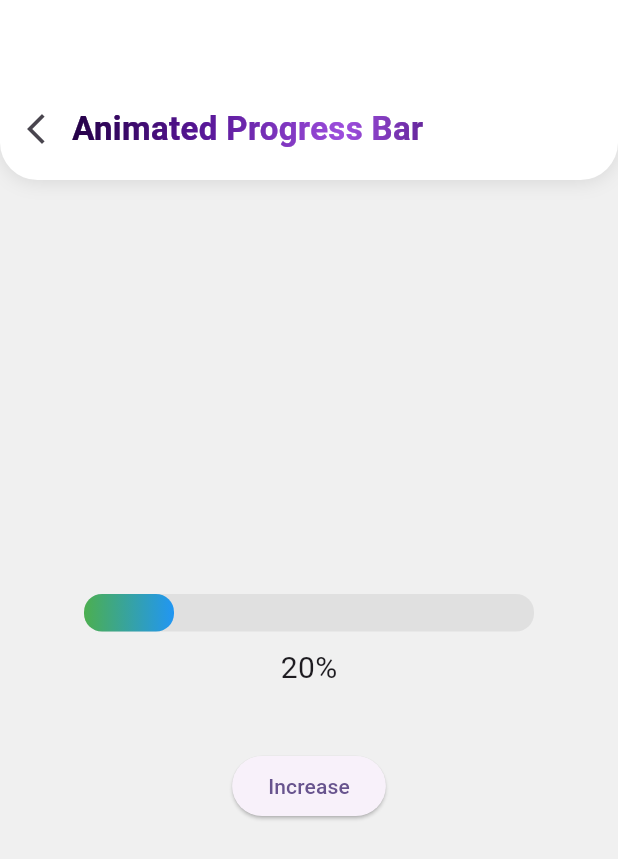
After one commit to MHuzaifaKhan97/mastering_flutter_animation, a Flutter app: the AnimationMiniProjects screen opened directly, after a tap on "Animated Progress Bar", on a phone screen of 412 x 824 dp. The commit adds this screen. Shown: the top 859 px of the screen. Run offline on Flutter 3.47's test engine with Material 3 defaults, Android fonts, the phone set to English and light mode, and no system bars; our stand-ins replace flutter_riverpod, lottie, rive; missing offline and left inert: flutter_sequence_animation; project files that could hold a hidden picture were left out.

Commit message:
Animated Progress Bar.

```diff
--- /dev/null
+++ b/lib/modules/animation_mini_projects/animated_progressbar/animated_progressbar.dart
@@ -0,0 +1,91 @@
+import 'package:flutter/material.dart';
+import 'package:mastering_flutter_animation/widgets/custom_appbar_widget.dart';
+
+class AnimatedProgressbar extends StatefulWidget {
+  final double size;
+  const AnimatedProgressbar({super.key, this.size = 120});
+
+  @override
+  State<AnimatedProgressbar> createState() => _AnimatedProgressbarState();
+}
+
+class _AnimatedProgressbarState extends State<AnimatedProgressbar>
+    with SingleTickerProviderStateMixin {
+  double _progress = 0.2;
+
+  void _increaseProgress() {
+    setState(() {
+      _progress += 0.2;
+      if (_progress > 1.0) _progress = 0.0;
+    });
+  }
+
+  @override
+  Widget build(BuildContext context) {
+    return Scaffold(
+      backgroundColor: const Color.fromARGB(255, 240, 240, 240),
+      appBar: CustomRoundedAppBar(
+        title: 'Animated Progress Bar',
+        isBack: true,
+      ),
+      body: Center(
+        child: Column(
+          mainAxisAlignment: MainAxisAlignment.center,
+          children: [
+            CustomProgressBar(value: _progress),
+            const SizedBox(height: 40),
+            ElevatedButton(
+              onPressed: _increaseProgress,
+              child: const Text("Increase"),
+            ),
+          ],
+        ),
+      ),
+    );
+  }
+}
+
+class CustomProgressBar extends StatelessWidget {
+  final double value;
+
+  const CustomProgressBar({super.key, required this.value});
+
+  @override
+  Widget build(BuildContext context) {
+    return TweenAnimationBuilder<double>(
+      duration: const Duration(milliseconds: 500),
+      tween: Tween<double>(begin: 0, end: value),
+      builder: (context, animatedValue, _) {
+        return Column(
+          children: [
+            Stack(
+              children: [
+                Container(
+                  width: 300,
+                  height: 25,
+                  decoration: BoxDecoration(
+                    borderRadius: BorderRadius.circular(12),
+                    color: Colors.grey[300],
+                  ),
+                ),
+                Container(
+                  width: 300 * animatedValue,
+                  height: 25,
+                  decoration: BoxDecoration(
+                    borderRadius: BorderRadius.circular(12),
+                    gradient: LinearGradient(
+                      colors: [Colors.green, Colors.blue],
+                    ),
+                  ),
+                ),
+              ],
+            ),
+            const SizedBox(height: 10),
+            Text('${(animatedValue * 100).toStringAsFixed(0)}%',
+                style: const TextStyle(fontSize: 20)),
+          ],
+        );
+      },
+    );
+  }
+}
--- a/lib/modules/animation_mini_projects/animation_mini_projects.dart
+++ b/lib/modules/animation_mini_projects/animation_mini_projects.dart
@@ -1,5 +1,6 @@
 import 'package:flutter/material.dart';
 import 'package:mastering_flutter_animation/modules/animation_mini_projects/animated_login_screen/animated_login_screen.dart';
+import 'package:mastering_flutter_animation/modules/animation_mini_projects/animated_progressbar/animated_progressbar.dart';
 import 'package:mastering_flutter_animation/modules/animation_mini_projects/custom_loading_spinner/custom_loading_spinner.dart';
 import 'package:mastering_flutter_animation/modules/animation_mini_projects/onboarding_screen/onboarding_screen.dart';
 import 'package:mastering_flutter_animation/modules/animation_mini_projects/tinder_like_swipe_card/tinder_like_swipe_card.dart';
@@ -72,6 +73,18 @@ class AnimationMiniProjects extends StatelessWidget {
                 );
               },
             ),
+            SizedBox(height: MediaQuery.of(context).size.height * 0.02),
+            CustomButton(
+              title: 'Animated Progress Bar',
+              onTap: () {
+                Navigator.push(
+                  context,
+                  MaterialPageRoute(
+                    builder: (context) => const AnimatedProgressbar(),
+                  ),
+                );
+              },
+            ),
           ],
         ),
       ),
--- a/lib/modules/animation_mini_projects/onboarding_screen/onboarding_screen.dart
+++ b/lib/modules/animation_mini_projects/onboarding_screen/onboarding_screen.dart
@@ -31,7 +31,7 @@ class _OnboardingScreenState extends State<OnboardingScreen>
     return Scaffold(
       backgroundColor: const Color.fromARGB(255, 240, 240, 240),
       appBar: CustomRoundedAppBar(
-        title: 'Custom Loading Spinner',
+        title: 'Animated Onboarding',
         isBack: true,
       ),
       body: Stack(
```
